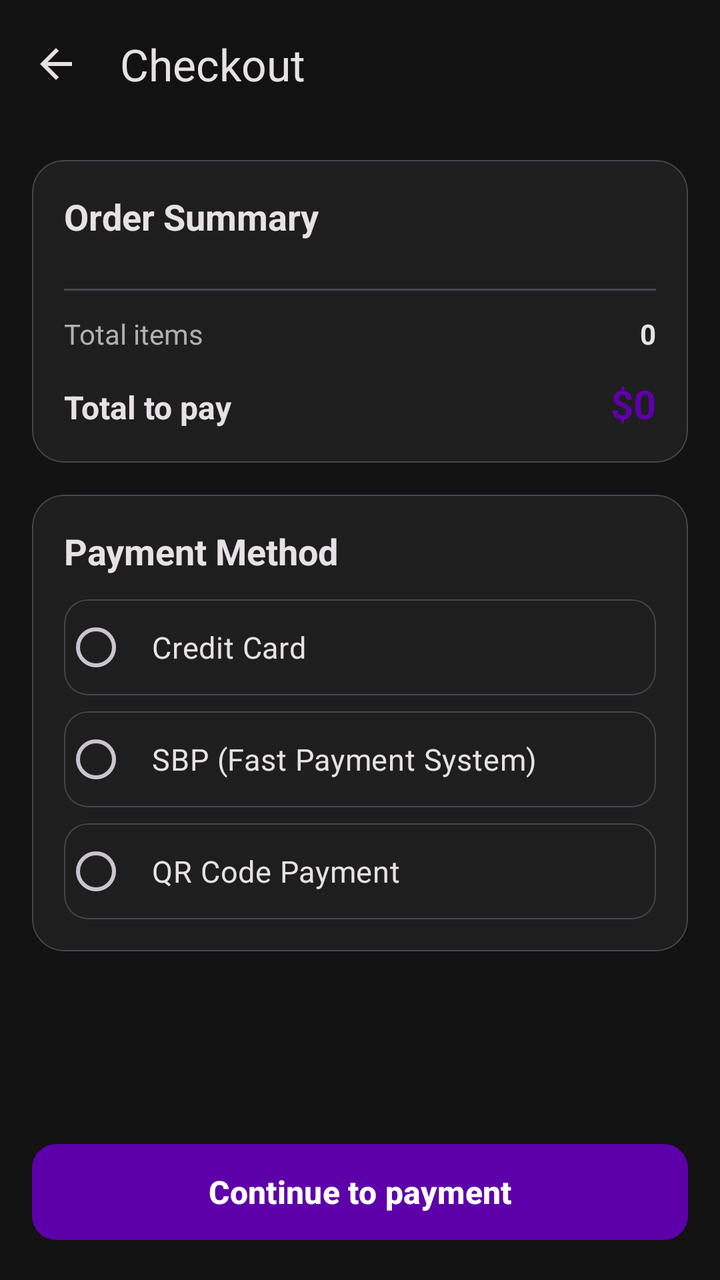
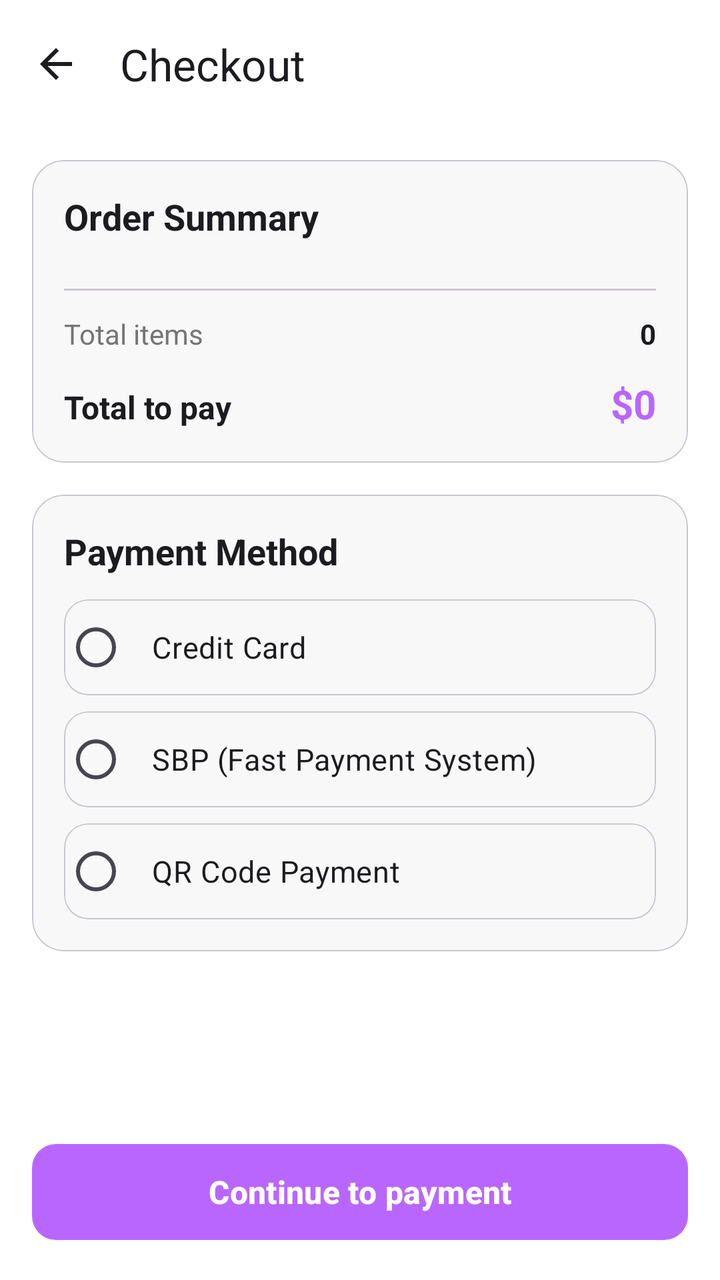

Screens rendered from an Android XML layout before and after an edit, with the pre-edit source and the edit as a unified diff.
<!-- AndroidManifest.xml: application theme Theme.BeatHouse.Dark -->
<!-- res/layout/activity_checkout.xml -->
<?xml version="1.0" encoding="utf-8"?>
<LinearLayout
    xmlns:android="http://schemas.android.com/apk/res/android"
    xmlns:app="http://schemas.android.com/apk/res-auto"
    android:layout_width="match_parent"
    android:layout_height="match_parent"
    android:orientation="vertical"
    android:background="@color/background">

    <com.google.android.material.appbar.AppBarLayout
        android:layout_width="match_parent"
        android:layout_height="wrap_content"
        android:background="@color/surface"
        app:elevation="0dp">

        <com.google.android.material.appbar.MaterialToolbar
            android:id="@+id/toolbar"
            android:layout_width="match_parent"
            android:layout_height="?attr/actionBarSize"
            android:background="@color/surface"
            app:title="@string/checkout"
            app:titleTextColor="@color/on_surface"
            app:navigationIcon="@drawable/ic_arrow_back"
            app:navigationIconTint="@color/on_surface" />

    </com.google.android.material.appbar.AppBarLayout>

    <ScrollView
        android:layout_width="match_parent"
        android:layout_height="0dp"
        android:layout_weight="1">

        <LinearLayout
            android:layout_width="match_parent"
            android:layout_height="wrap_content"
            android:orientation="vertical"
            android:padding="16dp">

            
            <com.google.android.material.card.MaterialCardView
                android:layout_width="match_parent"
                android:layout_height="wrap_content"
                android:layout_marginBottom="16dp"
                app:cardCornerRadius="16dp"
                app:cardElevation="0dp"
                app:cardBackgroundColor="@color/surface_container"
                app:strokeColor="@color/outline_variant"
                app:strokeWidth="0.5dp">

                <LinearLayout
                    android:layout_width="match_parent"
                    android:layout_height="wrap_content"
                    android:orientation="vertical"
                    android:padding="16dp">

                    <TextView
                        android:layout_width="wrap_content"
                        android:layout_height="wrap_content"
                        android:text="@string/order_summary"
                        android:textSize="18sp"
                        android:textStyle="bold"
                        android:textColor="@color/on_surface"
                        android:layout_marginBottom="12dp" />

                    
                    <androidx.recyclerview.widget.RecyclerView
                        android:id="@+id/rv_order_items"
                        android:layout_width="match_parent"
                        android:layout_height="wrap_content"
                        android:nestedScrollingEnabled="false" />

                    <View
                        android:layout_width="match_parent"
                        android:layout_height="1dp"
                        android:background="@color/outline_variant"
                        android:layout_marginVertical="12dp" />

                    
                    <LinearLayout
                        android:layout_width="match_parent"
                        android:layout_height="wrap_content"
                        android:orientation="horizontal"
                        android:layout_marginBottom="8dp">

                        <TextView
                            android:layout_width="0dp"
                            android:layout_height="wrap_content"
                            android:layout_weight="1"
                            android:text="@string/total_items"
                            android:textColor="@color/on_surface_secondary"
                            android:textSize="14sp" />

                        <TextView
                            android:id="@+id/tv_total_items"
                            android:layout_width="wrap_content"
                            android:layout_height="wrap_content"
                            android:text="0"
                            android:textColor="@color/on_surface"
                            android:textSize="14sp"
                            android:textStyle="bold" />

                    </LinearLayout>

                    
                    <LinearLayout
                        android:layout_width="match_parent"
                        android:layout_height="wrap_content"
                        android:orientation="horizontal"
                        android:layout_marginTop="4dp">

                        <TextView
                            android:layout_width="0dp"
                            android:layout_height="wrap_content"
                            android:layout_weight="1"
                            android:text="@string/total_to_pay"
                            android:textColor="@color/on_surface"
                            android:textSize="16sp"
                            android:textStyle="bold" />

                        <TextView
                            android:id="@+id/tv_order_total"
                            android:layout_width="wrap_content"
                            android:layout_height="wrap_content"
                            android:text="$0"
                            android:textColor="@color/primary"
                            android:textSize="20sp"
                            android:textStyle="bold" />

                    </LinearLayout>

                </LinearLayout>

            </com.google.android.material.card.MaterialCardView>

            
            <com.google.android.material.card.MaterialCardView
                android:layout_width="match_parent"
                android:layout_height="wrap_content"
                app:cardCornerRadius="16dp"
                app:cardElevation="0dp"
                app:cardBackgroundColor="@color/surface_container"
                app:strokeColor="@color/outline_variant"
                app:strokeWidth="0.5dp">

                <LinearLayout
                    android:layout_width="match_parent"
                    android:layout_height="wrap_content"
                    android:orientation="vertical"
                    android:padding="16dp">

                    <TextView
                        android:layout_width="wrap_content"
                        android:layout_height="wrap_content"
                        android:text="@string/payment_method"
                        android:textSize="18sp"
                        android:textStyle="bold"
                        android:textColor="@color/on_surface"
                        android:layout_marginBottom="12dp" />

                    <RadioGroup
                        android:id="@+id/rg_payment_method"
                        android:layout_width="match_parent"
                        android:layout_height="wrap_content"
                        android:orientation="vertical">

                        
                        <com.google.android.material.card.MaterialCardView
                            android:id="@+id/card_card"
                            android:layout_width="match_parent"
                            android:layout_height="wrap_content"
                            android:layout_marginBottom="8dp"
                            app:cardCornerRadius="12dp"
                            app:cardElevation="0dp"
                            app:strokeColor="@color/outline_variant"
                            app:strokeWidth="0.5dp"
                            android:stateListAnimator="@null">

                            <RadioButton
                                android:id="@+id/rb_card"
                                android:layout_width="match_parent"
                                android:layout_height="wrap_content"
                                android:buttonTint="@color/primary"
                                android:padding="12dp"
                                android:text="@string/credit_card"
                                android:textColor="@color/on_surface"
                                android:textSize="15sp" />

                        </com.google.android.material.card.MaterialCardView>

                        
                        <com.google.android.material.card.MaterialCardView
                            android:id="@+id/card_sbp"
                            android:layout_width="match_parent"
                            android:layout_height="wrap_content"
                            android:layout_marginBottom="8dp"
                            app:cardCornerRadius="12dp"
                            app:cardElevation="0dp"
                            app:strokeColor="@color/outline_variant"
                            app:strokeWidth="0.5dp"
                            android:stateListAnimator="@null">

                            <RadioButton
                                android:id="@+id/rb_sbp"
                                android:layout_width="match_parent"
                                android:layout_height="wrap_content"
                                android:buttonTint="@color/primary"
                                android:padding="12dp"
                                android:text="@string/sbp"
                                android:textColor="@color/on_surface"
                                android:textSize="15sp" />

                        </com.google.android.material.card.MaterialCardView>

                        
                        <com.google.android.material.card.MaterialCardView
                            android:id="@+id/card_qr"
                            android:layout_width="match_parent"
                            android:layout_height="wrap_content"
                            app:cardCornerRadius="12dp"
                            app:cardElevation="0dp"
                            app:strokeColor="@color/outline_variant"
                            app:strokeWidth="0.5dp"
                            android:stateListAnimator="@null">

                            <RadioButton
                                android:id="@+id/rb_qr"
                                android:layout_width="match_parent"
                                android:layout_height="wrap_content"
                                android:buttonTint="@color/primary"
                                android:padding="12dp"
                                android:text="@string/qr_code_payment"
                                android:textColor="@color/on_surface"
                                android:textSize="15sp" />

                        </com.google.android.material.card.MaterialCardView>

                    </RadioGroup>

                </LinearLayout>

            </com.google.android.material.card.MaterialCardView>

        </LinearLayout>

    </ScrollView>

    
    <com.google.android.material.button.MaterialButton
        android:id="@+id/btn_complete_payment"
        android:layout_width="match_parent"
        android:layout_height="56dp"
        android:layout_margin="16dp"
        android:text="@string/continue_to_payment"
        android:textSize="16sp"
        android:textStyle="bold"
        app:cornerRadius="12dp"
        app:backgroundTint="@color/primary"
        android:textColor="@color/on_primary" />

</LinearLayout>
<!-- resources referenced by this layout -->
<resources>
  <color name="background">#121212</color>
  <color name="on_primary">#FFFFFF</color>
  <color name="on_surface">#E6E1E5</color>
  <color name="on_surface_secondary">#B0B0B0</color>
  <color name="outline_variant">#49454F</color>
  <color name="primary">#5D00AA</color>
  <color name="surface">#121212</color>
  <color name="surface_container">#1E1E1E</color>
  <!-- drawable ic_arrow_back (drawable) -->
  <vector xmlns:android="http://schemas.android.com/apk/res/android"
      android:width="24dp"
      android:height="24dp"
      android:viewportWidth="24"
      android:viewportHeight="24">
      <path
          android:fillColor="#FFFFFF"
          android:pathData="M20,11H7.83l5.59,-5.59L12,4l-8,8 8,8 1.41,-1.41L7.83,13H20v-2z"/>
  </vector>
  <string name="checkout">Checkout</string>
  <string name="continue_to_payment">Continue to payment</string>
  <string name="credit_card">Credit Card</string>
  <string name="order_summary">Order Summary</string>
  <string name="payment_method">Payment Method</string>
  <string name="qr_code_payment">QR Code Payment</string>
  <string name="sbp">SBP (Fast Payment System)</string>
  <string name="total_items">Total items</string>
  <string name="total_to_pay">Total to pay</string>
  <style name="Theme.BeatHouse.Dark" parent="Theme.BeatHouse">
          <item name="colorSurface">@color/surface</item>
          <item name="android:windowBackground">@color/background</item>
      </style>
  <style name="Theme.BeatHouse" parent="Theme.Material3.DayNight.NoActionBar">
          
          <item name="colorPrimary">@color/primary</item>
          <item name="colorPrimaryContainer">@color/primary_container</item>
          <item name="colorOnPrimary">@color/on_primary</item>
          <item name="colorSecondary">@color/secondary</item>
          <item name="colorSecondaryContainer">@color/secondary_container</item>
          <item name="colorOnSecondary">@color/on_secondary</item>
          <item name="colorError">@color/error</item>
          <item name="colorErrorContainer">@color/error_container</item>
          <item name="colorOnError">@color/on_primary</item>
          <item name="colorSurface">@color/surface</item>
          <item name="colorSurfaceVariant">@color/surface_variant</item>
          <item name="colorOnSurface">@color/on_surface</item>
          <item name="colorOnSurfaceVariant">@color/on_surface_variant</item>
          <item name="colorOutline">@color/outline</item>
  
          
          <item name="android:statusBarColor">@color/surface</item>
          <item name="android:windowLightStatusBar">false</item>
  
          
          <item name="android:navigationBarColor">@color/surface</item>
          <item name="android:windowLightNavigationBar">false</item>
  
          
          <item name="android:windowBackground">@color/background</item>
  
          
          <item name="android:windowAnimationStyle">@style/Animation.BeatHouse</item>
  
          
          <item name="materialButtonStyle">@style/Widget.BeatHouse.Button</item>
          <item name="materialCardViewStyle">@style/Widget.BeatHouse.Card</item>
      </style>
  <color name="primary_container">#45007A</color>
  <color name="secondary">#CBC2DB</color>
  <color name="secondary_container">#4A4458</color>
  <color name="on_secondary">#332D41</color>
  <color name="error">#F2B8B5</color>
  <color name="error_container">#8C1D18</color>
  <color name="surface_variant">#2C2C2C</color>
  <color name="on_surface_variant">#CAC4D0</color>
  <color name="outline">#938F99</color>
  <style name="Widget.BeatHouse.Card" parent="Widget.Material3.CardView.Elevated">
          <item name="cardCornerRadius">16dp</item>
          <item name="cardElevation">0dp</item>
          <item name="strokeColor">@color/outline_variant</item>
          <item name="strokeWidth">0.5dp</item>
          <item name="cardBackgroundColor">@color/surface_container</item>
      </style>
  <!-- unchanged entries left out for length: 2 -->
</resources>

<!-- the commit's change to res/layout/activity_checkout.xml (unified diff, before → after) -->
@@ -157,8 +157,7 @@
                         android:textColor="@color/on_surface"
                         android:layout_marginBottom="12dp" />
 
-                    <RadioGroup
-                        android:id="@+id/rg_payment_method"
+                    <LinearLayout
                         android:layout_width="match_parent"
                         android:layout_height="wrap_content"
                         android:orientation="vertical">
@@ -173,6 +172,8 @@
                             app:cardElevation="0dp"
                             app:strokeColor="@color/outline_variant"
                             app:strokeWidth="0.5dp"
+                            android:clickable="true"
+                            android:focusable="true"
                             android:stateListAnimator="@null">
 
                             <RadioButton
@@ -181,6 +182,7 @@
                                 android:layout_height="wrap_content"
                                 android:buttonTint="@color/primary"
                                 android:padding="12dp"
+                                android:clickable="false"
                                 android:text="@string/credit_card"
                                 android:textColor="@color/on_surface"
                                 android:textSize="15sp" />
@@ -197,6 +199,8 @@
                             app:cardElevation="0dp"
                             app:strokeColor="@color/outline_variant"
                             app:strokeWidth="0.5dp"
+                            android:clickable="true"
+                            android:focusable="true"
                             android:stateListAnimator="@null">
 
                             <RadioButton
@@ -205,6 +209,7 @@
                                 android:layout_height="wrap_content"
                                 android:buttonTint="@color/primary"
                                 android:padding="12dp"
+                                android:clickable="false"
                                 android:text="@string/sbp"
                                 android:textColor="@color/on_surface"
                                 android:textSize="15sp" />
@@ -220,6 +225,8 @@
                             app:cardElevation="0dp"
                             app:strokeColor="@color/outline_variant"
                             app:strokeWidth="0.5dp"
+                            android:clickable="true"
+                            android:focusable="true"
                             android:stateListAnimator="@null">
 
                             <RadioButton
@@ -228,13 +235,14 @@
                                 android:layout_height="wrap_content"
                                 android:buttonTint="@color/primary"
                                 android:padding="12dp"
+                                android:clickable="false"
                                 android:text="@string/qr_code_payment"
                                 android:textColor="@color/on_surface"
                                 android:textSize="15sp" />
 
                         </com.google.android.material.card.MaterialCardView>
 
-                    </RadioGroup>
+                    </LinearLayout>
 
                 </LinearLayout>
 
<!-- resource entries referenced after the edit -->
@@ -1,13 +1,13 @@
 <!-- resources referenced by this layout -->
 <resources>
-  <color name="background">#121212</color>
+  <color name="background">#FFFFFF</color>
   <color name="on_primary">#FFFFFF</color>
-  <color name="on_surface">#E6E1E5</color>
-  <color name="on_surface_secondary">#B0B0B0</color>
-  <color name="outline_variant">#49454F</color>
-  <color name="primary">#5D00AA</color>
-  <color name="surface">#121212</color>
-  <color name="surface_container">#1E1E1E</color>
+  <color name="on_surface">#1C1B1F</color>
+  <color name="on_surface_secondary">#757575</color>
+  <color name="outline_variant">#CAC4D0</color>
+  <color name="primary">#B966FF</color>
+  <color name="surface">#FFFFFF</color>
+  <color name="surface_container">#F8F8F8</color>
   <!-- drawable ic_arrow_back (drawable) -->
   <vector xmlns:android="http://schemas.android.com/apk/res/android"
       android:width="24dp"
@@ -50,11 +50,11 @@
   
           
           <item name="android:statusBarColor">@color/surface</item>
-          <item name="android:windowLightStatusBar">false</item>
+          <item name="android:windowLightStatusBar">true</item>
   
           
           <item name="android:navigationBarColor">@color/surface</item>
-          <item name="android:windowLightNavigationBar">false</item>
+          <item name="android:windowLightNavigationBar">true</item>
   
           
           <item name="android:windowBackground">@color/background</item>
@@ -66,15 +66,15 @@
           <item name="materialButtonStyle">@style/Widget.BeatHouse.Button</item>
           <item name="materialCardViewStyle">@style/Widget.BeatHouse.Card</item>
       </style>
-  <color name="primary_container">#45007A</color>
-  <color name="secondary">#CBC2DB</color>
-  <color name="secondary_container">#4A4458</color>
-  <color name="on_secondary">#332D41</color>
-  <color name="error">#F2B8B5</color>
-  <color name="error_container">#8C1D18</color>
-  <color name="surface_variant">#2C2C2C</color>
-  <color name="on_surface_variant">#CAC4D0</color>
-  <color name="outline">#938F99</color>
+  <color name="primary_container">#F2E7FF</color>
+  <color name="secondary">#6750A4</color>
+  <color name="secondary_container">#EADDFF</color>
+  <color name="on_secondary">#FFFFFF</color>
+  <color name="error">#B3261E</color>
+  <color name="error_container">#F9DEDC</color>
+  <color name="surface_variant">#F4F4F4</color>
+  <color name="on_surface_variant">#49454F</color>
+  <color name="outline">#79747E</color>
   <style name="Widget.BeatHouse.Card" parent="Widget.Material3.CardView.Elevated">
           <item name="cardCornerRadius">16dp</item>
           <item name="cardElevation">0dp</item>
